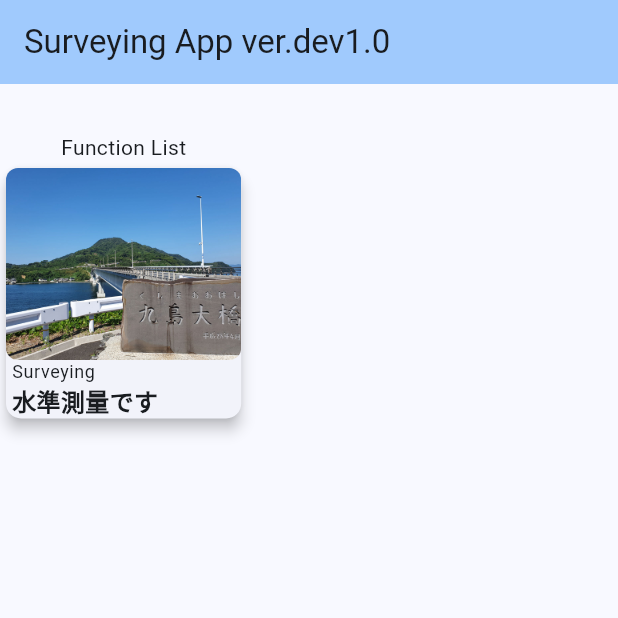
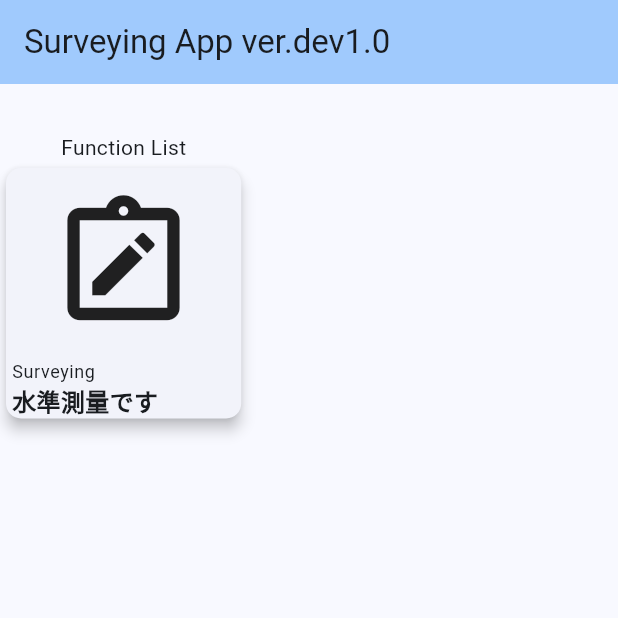
Before and after one commit to snrnapa/surveying_flutter, a Flutter app: the screen it shows after launch, on a phone screen of 412 x 824 dp, the top half of it. Run offline on Flutter 3.47's test engine with Material 3 defaults, Android fonts, the phone set to English and light mode, and no system bars; our stand-ins replace sqflite; accounts and stored records are empty.

Commit message:
menuCardのiconをコンポーネント化した

```diff
--- /dev/null
+++ b/lib/components/card_icon.dart
@@ -0,0 +1,14 @@
+import 'package:flutter/material.dart';
+
+class CardIcon extends StatelessWidget {
+  const CardIcon({
+    Key? key,
+    required this.icon,
+  }) : super(key: key);
+  final Widget icon;
+
+  @override
+  Widget build(BuildContext context) {
+    return Container(child: icon);
+  }
+}
--- a/lib/components/menu_card_template.dart
+++ b/lib/components/menu_card_template.dart
@@ -1,13 +1,14 @@
 import 'package:flutter/material.dart';
+import 'card_icon.dart';
 
 class MenuCardTemplate extends StatelessWidget {
   const MenuCardTemplate({
     Key? key,
-    required this.imagePath,
+    required this.icon,
     required this.mainTitle,
     required this.explain,
   }) : super(key: key);
-  final String imagePath;
+  final Widget icon;
   final String mainTitle;
   final String explain;
 
@@ -20,18 +21,11 @@ class MenuCardTemplate extends StatelessWidget {
       ),
       child: Column(
         children: [
-          // 画像
           SizedBox(
-              width: double.infinity,
-              height: 128,
-              child: Container(
-                child: ClipRRect(
-                    borderRadius: BorderRadius.circular(8.0),
-                    child: Image.asset(
-                      imagePath,
-                      fit: BoxFit.cover,
-                    )),
-              )),
+            width: double.infinity,
+            height: 128,
+            child: Container(child: CardIcon(icon: icon)),
+          ),
           // タイトル
           Container(
             width: double.infinity,
--- a/lib/main.dart
+++ b/lib/main.dart
@@ -70,27 +70,15 @@ class _MyHomePageState extends State<MyHomePage> {
                       );
                     },
                     child: MenuCardTemplate(
-                        imagePath: 'appImage/kushima.jpg',
+                        icon: Icon(
+                          Icons.note_alt_outlined,
+                          size: 100,
+                        ),
                         mainTitle: 'Surveying',
                         explain: '水準測量です'),
                   ),
                 ),
-                // ElevatedButton.icon(
-                //   focusNode: primaryFocus,
-                //   label: Text('Surveying'),
-                //   onPressed: () {
-                //     Navigator.push(
-                //       context,
-                //       MaterialPageRoute(builder: (context) => SurveyingList()),
-                //     );
-                //   },
-                //   icon: Icon(Icons.reorder),
-                // ),
-                // ElevatedButton.icon(
-                //   label: Text('Picture on Mapping'),
-                //   onPressed: () => {},
-                //   icon: Icon(Icons.map),
-                // ),
+
                 // ElevatedButton.icon(
                 //   label: Text('Expenses'),
                 //   onPressed: () {},
```
